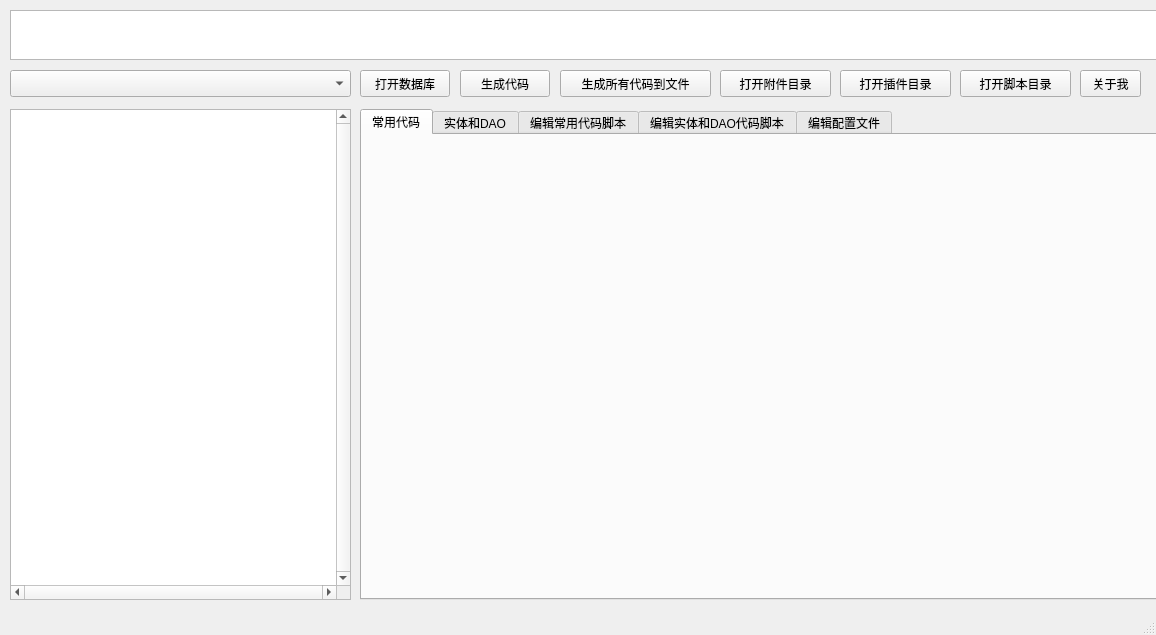
The window that ui/mainWindow.ui (wcss2010/pythonCodeFactory) describes before a commit, drawn with Qt 5.
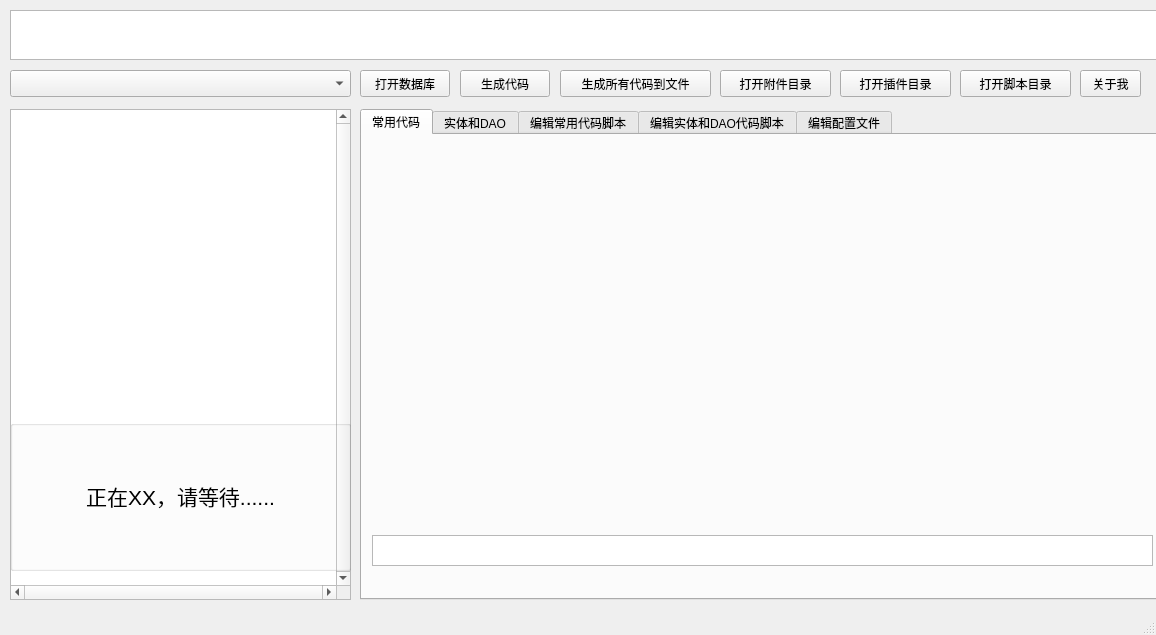
The same window after the commit. Custom widgets are drawn as their Qt base class.

```diff
--- a/ui/mainWindow.ui
+++ b/ui/mainWindow.ui
@@ -70,7 +70,17 @@
         <x>10</x>
         <y>10</y>
         <width>781</width>
-        <height>421</height>
+        <height>381</height>
+       </rect>
+      </property>
+     </widget>
+     <widget class="QTextEdit" name="txtNormalCodeSearch">
+      <property name="geometry">
+       <rect>
+        <x>10</x>
+        <y>400</y>
+        <width>781</width>
+        <height>31</height>
        </rect>
       </property>
      </widget>
@@ -328,6 +338,40 @@
      <string>打开脚本目录</string>
     </property>
    </widget>
+   <widget class="QGroupBox" name="plWaitBox">
+    <property name="geometry">
+     <rect>
+      <x>10</x>
+      <y>420</y>
+      <width>341</width>
+      <height>151</height>
+     </rect>
+    </property>
+    <property name="title">
+     <string/>
+    </property>
+    <widget class="QLabel" name="lblWaitText">
+     <property name="geometry">
+      <rect>
+       <x>20</x>
+       <y>20</y>
+       <width>301</width>
+       <height>111</height>
+      </rect>
+     </property>
+     <property name="font">
+      <font>
+       <pointsize>16</pointsize>
+      </font>
+     </property>
+     <property name="text">
+      <string>正在XX，请等待......</string>
+     </property>
+     <property name="alignment">
+      <set>Qt::AlignCenter</set>
+     </property>
+    </widget>
+   </widget>
   </widget>
   <widget class="QMenuBar" name="menubar">
    <property name="geometry">
```
Left out of the diff: 14 changed lines with no effect on the pictures.
